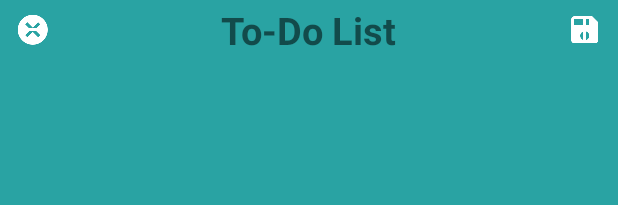
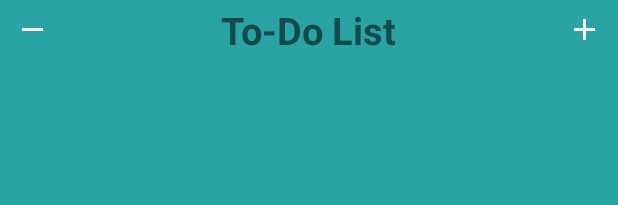
Before and after one commit to TienVNguyen/ToDoList_Project, an Android app: the layout header_menu_layout.xml on its own in the app's theme, with its tools: preview values and no code run, on a phone screen of 412 x 824 dp. Shown: the top 205 px of the screen. Run offline under Robolectric (Android 15) with nearby library versions, the phone set to English and light mode, and no system bars; plain views replace workinfo.

Commit message:
ToDoList Updated (02/28/2016)
- Update ToDoList (Project):
+ Update level-list with ImageView

```diff
--- /dev/null
+++ b/app/src/main/res/drawable/add_save_icon.xml
@@ -0,0 +1,18 @@
+<?xml version="1.0" encoding="utf-8"?><!--
+  ~ Copyright (c) 2016. Self Training Systems, Inc - All Rights Reserved
+  ~ Unauthorized copying of this file, via any medium is strictly prohibited
+  ~ Proprietary and confidential
+  ~ Written by TienNguyen <tien.workinfo@gmail.com - tien.workinfo@icloud.com>, October 2015
+  -->
+
+<level-list xmlns:android="http://schemas.android.com/apk/res/android">
+    <!-- Add Mode -->
+    <item
+        android:drawable="@drawable/ic_add_white_24dp"
+        android:maxLevel="0" />
+
+    <!-- Edit Mode -->
+    <item
+        android:drawable="@drawable/ic_save_white_24dp"
+        android:maxLevel="1" />
+</level-list>
--- /dev/null
+++ b/app/src/main/res/drawable/remove_edit_icon.xml
@@ -0,0 +1,18 @@
+<?xml version="1.0" encoding="utf-8"?><!--
+  ~ Copyright (c) 2016. Self Training Systems, Inc - All Rights Reserved
+  ~ Unauthorized copying of this file, via any medium is strictly prohibited
+  ~ Proprietary and confidential
+  ~ Written by TienNguyen <tien.workinfo@gmail.com - tien.workinfo@icloud.com>, October 2015
+  -->
+
+<level-list xmlns:android="http://schemas.android.com/apk/res/android">
+    <!-- Edit Mode -->
+    <item
+        android:drawable="@drawable/ic_remove_white_24dp"
+        android:maxLevel="0" />
+
+    <!-- Remove Mode -->
+    <item
+        android:drawable="@drawable/ic_cancel_white_24dp"
+        android:maxLevel="1" />
+</level-list>
--- a/app/src/main/res/layout/header_menu_layout.xml
+++ b/app/src/main/res/layout/header_menu_layout.xml
@@ -8,32 +8,22 @@
 <LinearLayout xmlns:android="http://schemas.android.com/apk/res/android"
     android:layout_width="match_parent"
     android:layout_height="match_parent"
-    android:orientation="vertical"
-    android:background="@color/colorBackgroundHeader">
+    android:background="@color/colorBackgroundHeader"
+    android:orientation="vertical">
 
     <RelativeLayout
         android:layout_width="match_parent"
         android:layout_height="40dp">
 
-        <!-- Remove Icon -->
+        <!--Remove - Edit Icon -->
         <ImageView
-            android:id="@+id/removeIcon"
+            android:id="@+id/removeEditIcon"
             android:layout_width="wrap_content"
             android:layout_height="wrap_content"
             android:layout_centerVertical="true"
             android:layout_marginLeft="10dp"
             android:contentDescription="@string/remove_icon_hint"
-            android:src="@drawable/ic_remove_white_24dp" />
-
-        <!-- Cancel Icon -->
-        <ImageView
-            android:id="@+id/cancelIcon"
-            android:layout_width="wrap_content"
-            android:layout_height="wrap_content"
-            android:layout_centerVertical="true"
-            android:layout_marginLeft="10dp"
-            android:contentDescription="@string/cancel_icon_hint"
-            android:src="@drawable/ic_cancel_white_24dp" />
+            android:src="@drawable/remove_edit_icon" />
 
         <!-- App Logo -->
         <TextView
@@ -45,27 +35,16 @@
             android:textSize="25sp"
             android:textStyle="bold" />
 
-        <!-- Add Icon -->
+        <!-- Add - Save Icon -->
         <ImageView
-            android:id="@+id/addIcon"
+            android:id="@+id/addSaveIcon"
             android:layout_width="wrap_content"
             android:layout_height="wrap_content"
             android:layout_alignParentRight="true"
             android:layout_centerVertical="true"
             android:layout_marginRight="10dp"
             android:contentDescription="@string/add_icon_hint"
-            android:src="@drawable/ic_add_white_24dp" />
-
-        <!-- Save Icon -->
-        <ImageView
-            android:id="@+id/saveIcon"
-            android:layout_width="wrap_content"
-            android:layout_height="wrap_content"
-            android:layout_alignParentRight="true"
-            android:layout_centerVertical="true"
-            android:layout_marginRight="10dp"
-            android:contentDescription="@string/save_icon_hint"
-            android:src="@drawable/ic_save_white_24dp" />
+            android:src="@drawable/add_save_icon" />
 
     </RelativeLayout>
 </LinearLayout>
```
Also changed, not shown: app/src/main/java/com/training/tiennguyen/todolist/MainActivity.java (+36 -32 lines), app/src/main/java/com/training/tiennguyen/todolist/ModifyActivity.java (+14 -14 lines), app/src/main/res/button/ic_add_white_24dp.png (added).
